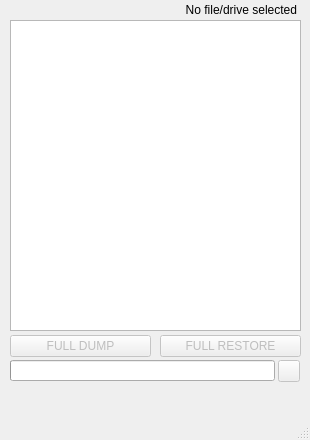
First picture: the form in NxNandManager/mainwindow.ui, repository eliboa/NxNandManager, before the edit.
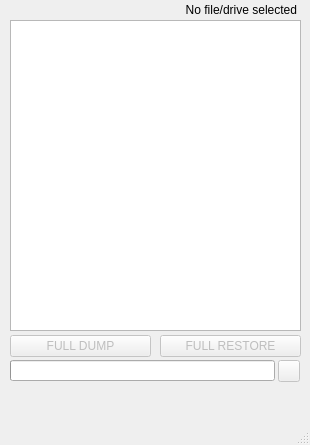
Second picture: the form after the edit. Icons and pictures are not drawn.

Diff of the .ui file:
```diff
--- a/NxNandManager/mainwindow.ui
+++ b/NxNandManager/mainwindow.ui
@@ -7,13 +7,13 @@
     <x>0</x>
     <y>0</y>
     <width>310</width>
-    <height>440</height>
+    <height>445</height>
    </rect>
   </property>
   <property name="minimumSize">
    <size>
     <width>310</width>
-    <height>440</height>
+    <height>445</height>
    </size>
   </property>
   <property name="maximumSize">
```
Left out of the diff: 22 changed lines with no effect on the pictures.
